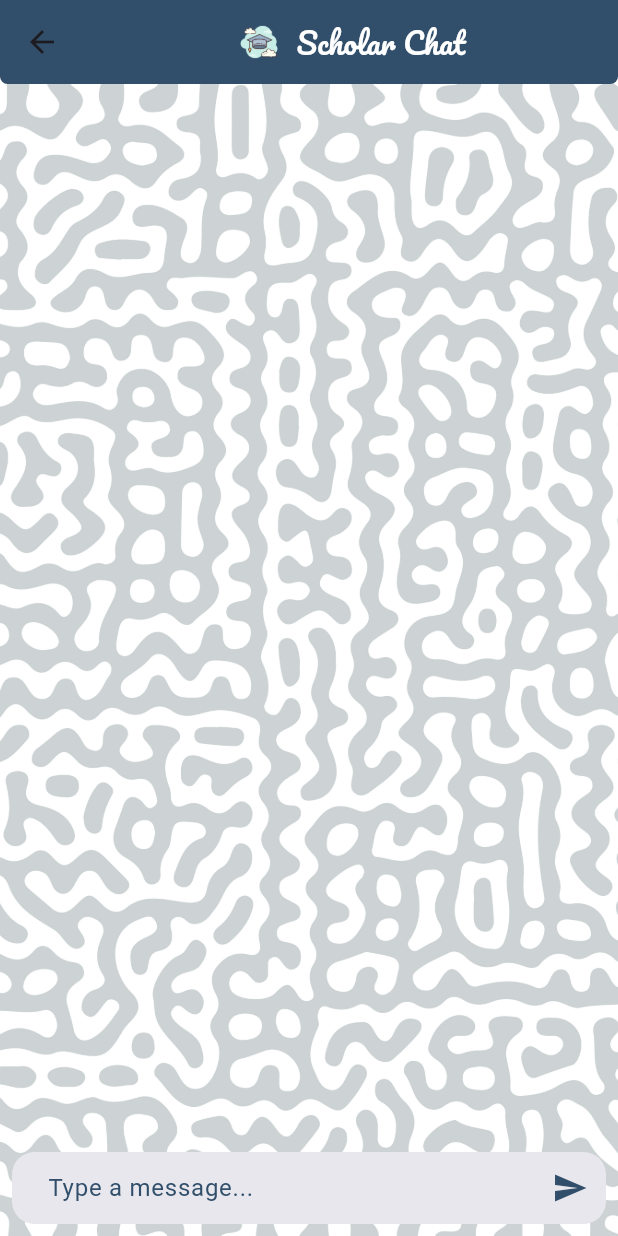
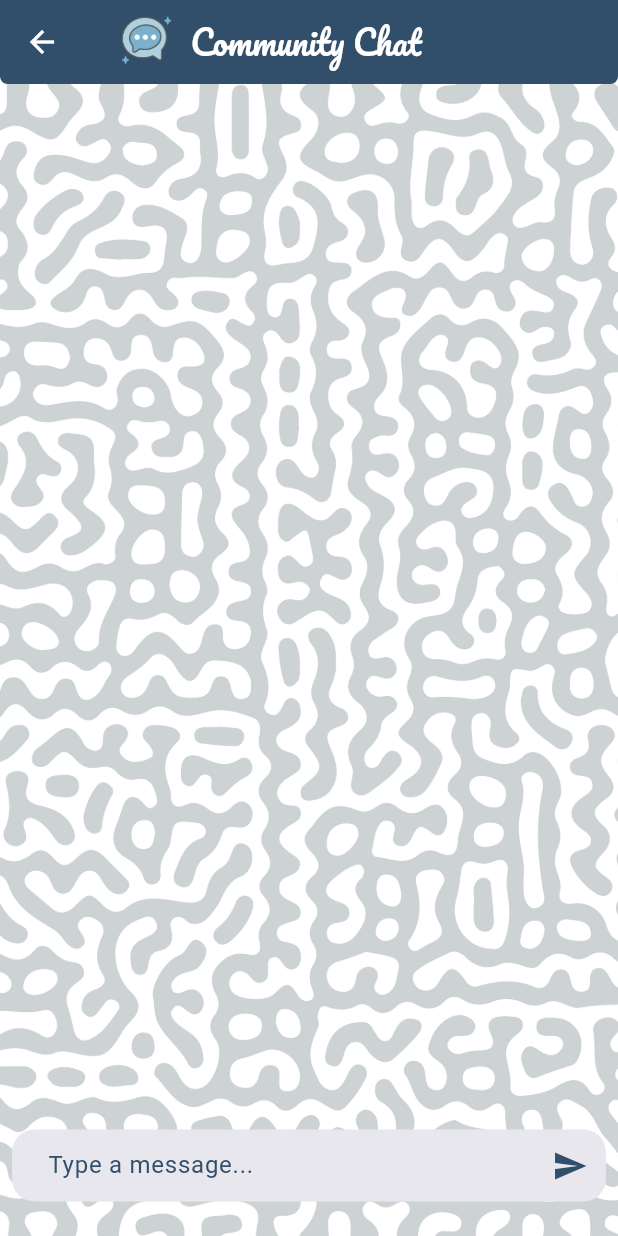
Before and after one commit to YoussefShawky0/community_chat_app, a Flutter app: the HomePage screen opened by its route, on a phone screen of 412 x 824 dp. Run offline on Flutter 3.47's test engine with Material 3 defaults, Android fonts, the phone set to English and light mode, and no system bars; our stand-ins replace cloud_firestore, firebase_auth, firebase_core, flutter_chat_bubble, modal_progress_hud_nsn; accounts and stored records are empty.

Commit message:
Implement code changes to enhance functionality and improve performance

```diff
--- a/lib/constants.dart
+++ b/lib/constants.dart
@@ -1,8 +1,9 @@
 import 'package:flutter/material.dart';
 
 const Color kPrimaryColor = Color(0xFF314f6a);
-const Color kBackgroundColor = Color(0xffE7E7ED);
-const kLogo = 'assets/images/scholar.png';
+const Color kBackgroundColor = Color(0xFFE7E7ED);
+const Color kSendBoxColor = Color(0xFFE7E7ED);
+const kLogo = 'assets/images/Logo.png';
 const kBackgroundImage = 'assets/images/BackgroundPattern.jpg';
 const kMessagesCollection = 'messages';
 const kMessage = 'message';
--- a/lib/pages/home_page.dart
+++ b/lib/pages/home_page.dart
@@ -52,26 +52,28 @@ class _HomePageState extends State<HomePage> {
             backgroundColor: Colors.white,
             appBar: AppBar(
               elevation: 0,
+              foregroundColor: Colors.white,
               shape: const RoundedRectangleBorder(
                 borderRadius: BorderRadius.only(
                   bottomLeft: Radius.circular(5),
                   bottomRight: Radius.circular(5),
                 ),
               ),
-              title: Row(
-                mainAxisAlignment: MainAxisAlignment.center,
+              title: Center(
+                child: Row(
                   children: [
-                  Image.asset(kLogo, width: 30, height: 30),
-                  const SizedBox(width: 10),
+                    Image.asset(kLogo, width: 50, height: 50),
+                    const SizedBox(width: 5),
                     const Text(
-                    'Scholar Chat',
+                      'Community Chat',
                       style: TextStyle(
-                      fontSize: 20,
+                        fontSize: 22,
                         fontFamily: 'Pacifico',
                         color: Colors.white,
                       ),
                     ),
                   ],
+                ),
               ),
               centerTitle: true,
               backgroundColor: kPrimaryColor,
@@ -105,7 +107,10 @@ class _HomePageState extends State<HomePage> {
                               backGroundColor: kPrimaryColor,
                               child: Text(
                                 messageList[index].message,
-                                style: const TextStyle(color: Colors.white),
+                                style: const TextStyle(
+                                  color: Colors.white,
+                                  fontSize: 18,
+                                ),
                               ),
                             );
                           } else {
@@ -118,7 +123,10 @@ class _HomePageState extends State<HomePage> {
                               backGroundColor: kBackgroundColor,
                               child: Text(
                                 messageList[index].message,
-                                style: const TextStyle(color: Colors.black),
+                                style: const TextStyle(
+                                  color: Colors.black,
+                                  fontSize: 18,
+                                ),
                                 textDirection: TextDirection.ltr,
                               ),
                             );
@@ -131,6 +139,7 @@ class _HomePageState extends State<HomePage> {
                       onMessageSent: _scrollToLatestMessage,
                       email: email ?? '',
                     ),
+                    const SizedBox(height: 15),
                   ],
                 ),
               ],
--- a/lib/pages/login_page.dart
+++ b/lib/pages/login_page.dart
@@ -36,7 +36,7 @@ class _LoginPageState extends State<LoginPage> {
             child: ListView(
               children: [
                 Image.asset(
-                  'assets/images/scholar.png',
+                  kLogo,
                   height: 200,
                   fit: BoxFit.fitHeight,
                 ),
@@ -44,7 +44,7 @@ class _LoginPageState extends State<LoginPage> {
                   mainAxisAlignment: MainAxisAlignment.center,
                   children: [
                     Text(
-                      'Scholar Chat',
+                      'Community Chat',
                       style: TextStyle(
                         color: Colors.white,
                         fontSize: 30,
--- a/lib/pages/signup_page.dart
+++ b/lib/pages/signup_page.dart
@@ -34,7 +34,7 @@ class _SignupPageState extends State<SignupPage> {
             child: ListView(
               children: [
                 Image.asset(
-                  'assets/images/scholar.png',
+                  kLogo,
                   width: 200,
                   height: 200,
                   fit: BoxFit.fitHeight,
@@ -43,7 +43,7 @@ class _SignupPageState extends State<SignupPage> {
                   mainAxisAlignment: MainAxisAlignment.center,
                   children: [
                     Text(
-                      'Scholar Chat',
+                      'Community Chat',
                       style: TextStyle(
                         color: Colors.white,
                         fontSize: 30,
@@ -123,8 +123,7 @@ class _SignupPageState extends State<SignupPage> {
         // Navigate to next screen or show success message
         Navigator.pop(context);
         showSnackBar(context, 'Account created successfully!');
-        Navigator.pushNamed(context,HomePage.id, arguments: email);
-
+        Navigator.pushNamed(context, HomePage.id, arguments: email);
       }
     } on FirebaseAuthException catch (e) {
       if (mounted) {
--- a/lib/widgets/send_message_box.dart
+++ b/lib/widgets/send_message_box.dart
@@ -47,7 +47,7 @@ class _SendMessageBoxState extends State<SendMessageBox> {
           hintText: 'Type a message...',
           hintStyle: const TextStyle(color: kPrimaryColor, fontSize: 16),
           filled: true,
-          fillColor: kBackgroundColor,
+          fillColor: kSendBoxColor,
           enabledBorder: OutlineInputBorder(
             borderRadius: BorderRadius.circular(15),
             borderSide: BorderSide.none,
```
Also changed, not shown: assets/images/Logo.png (added), assets/images/scholar.png (deleted), 1 other file. Lines whose indentation alone changed are shown as unchanged.
